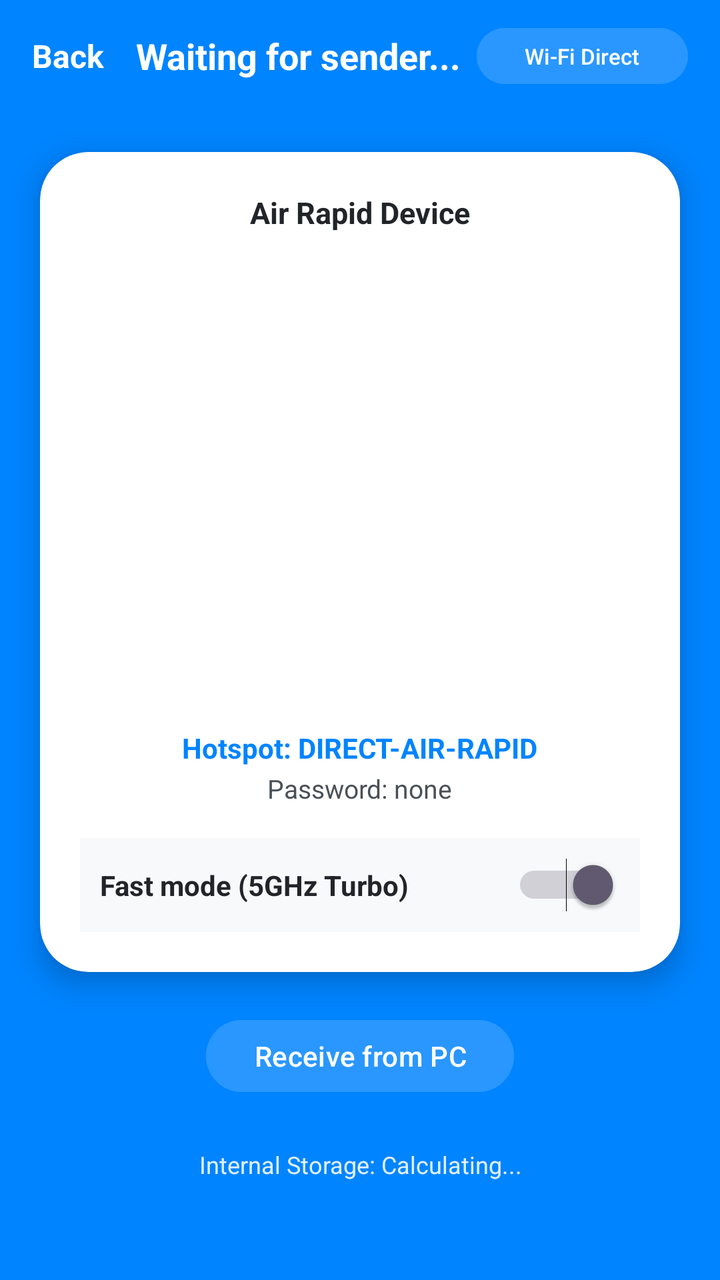
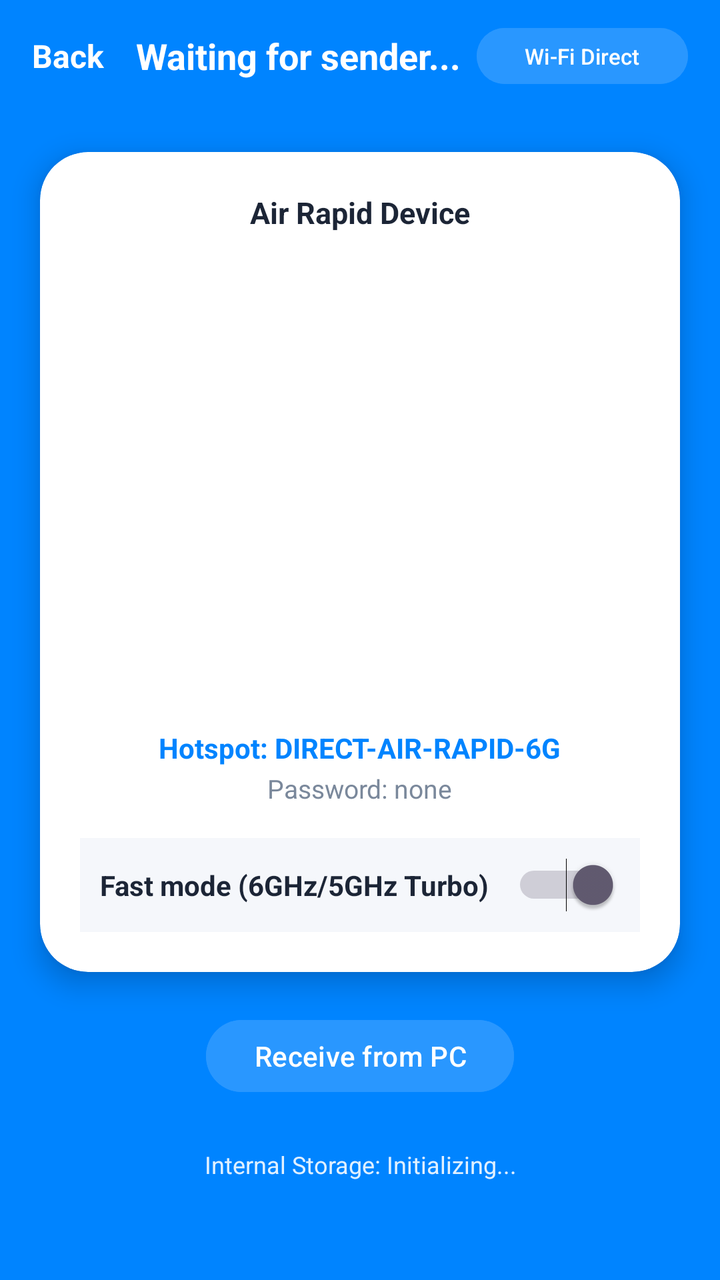

An Android layout rendered at two revisions. The XML below is the earlier revision; the diff shows what the commit changed to produce the second picture.
<!-- AndroidManifest.xml: application theme Theme.AirRapidShare -->
<!-- res/layout/activity_receive.xml -->
<?xml version="1.0" encoding="utf-8"?>
<LinearLayout xmlns:android="http://schemas.android.com/apk/res/android"
    xmlns:app="http://schemas.android.com/apk/res-auto"
    android:layout_width="match_parent"
    android:layout_height="match_parent"
    android:background="#0084FF"
    android:orientation="vertical">

    <LinearLayout
        android:layout_width="match_parent"
        android:layout_height="56dp"
        android:gravity="center_vertical"
        android:paddingStart="16dp"
        android:paddingEnd="16dp">

        <TextView
            android:id="@+id/btnBackReceive"
            android:layout_width="wrap_content"
            android:layout_height="wrap_content"
            android:text="Back"
            android:textColor="#FFFFFF"
            android:textSize="16sp"
            android:textStyle="bold" />

        <TextView
            android:layout_width="0dp"
            android:layout_height="wrap_content"
            android:layout_marginStart="16dp"
            android:layout_weight="1"
            android:text="Waiting for sender..."
            android:textColor="#FFFFFF"
            android:textSize="18sp"
            android:textStyle="bold" />

        <Button
            android:id="@+id/btnWifiDirectSwitch"
            android:layout_width="wrap_content"
            android:layout_height="36dp"
            android:backgroundTint="#2997FF"
            android:text="Wi-Fi Direct"
            android:textColor="#FFFFFF"
            android:textSize="11sp" />
    </LinearLayout>

    <androidx.cardview.widget.CardView
        android:layout_width="match_parent"
        android:layout_height="wrap_content"
        android:layout_margin="20dp"
        app:cardCornerRadius="24dp"
        app:cardElevation="8dp">

        <LinearLayout
            android:layout_width="match_parent"
            android:layout_height="wrap_content"
            android:gravity="center_horizontal"
            android:orientation="vertical"
            android:padding="20dp">

            <TextView
                android:id="@+id/tvDeviceHeader"
                android:layout_width="wrap_content"
                android:layout_height="wrap_content"
                android:text="Air Rapid Device"
                android:textColor="#212529"
                android:textSize="15sp"
                android:textStyle="bold" />

            <ImageView
                android:id="@+id/ivQRCode"
                android:layout_width="220dp"
                android:layout_height="220dp"
                android:layout_marginTop="16dp" />

            <TextView
                android:id="@+id/tvHotspotSSID"
                android:layout_width="wrap_content"
                android:layout_height="wrap_content"
                android:layout_marginTop="12dp"
                android:text="Hotspot: DIRECT-AIR-RAPID"
                android:textColor="#0084FF"
                android:textSize="14sp"
                android:textStyle="bold" />

            <TextView
                android:id="@+id/tvHotspotPassword"
                android:layout_width="wrap_content"
                android:layout_height="wrap_content"
                android:layout_marginTop="2dp"
                android:text="Password: none"
                android:textColor="#495057"
                android:textSize="13sp" />

            <LinearLayout
                android:layout_width="match_parent"
                android:layout_height="wrap_content"
                android:layout_marginTop="16dp"
                android:background="#F8F9FA"
                android:gravity="center_vertical"
                android:padding="10dp">

                <TextView
                    android:layout_width="0dp"
                    android:layout_height="wrap_content"
                    android:layout_weight="1"
                    android:text="Fast mode (5GHz Turbo)"
                    android:textColor="#212529"
                    android:textStyle="bold" />

                <Switch
                    android:id="@+id/switchFastMode"
                    android:layout_width="wrap_content"
                    android:layout_height="wrap_content"
                    android:checked="true" />
            </LinearLayout>
        </LinearLayout>
    </androidx.cardview.widget.CardView>

    <Button
        android:id="@+id/btnReceiveFromPC"
        android:layout_width="wrap_content"
        android:layout_height="44dp"
        android:layout_gravity="center_horizontal"
        android:backgroundTint="#2997FF"
        android:text="Receive from PC"
        android:textColor="#FFFFFF" />

    <TextView
        android:id="@+id/tvStorageInfo"
        android:layout_width="match_parent"
        android:layout_height="wrap_content"
        android:layout_marginTop="24dp"
        android:layout_marginBottom="16dp"
        android:gravity="center"
        android:text="Internal Storage: Calculating..."
        android:textColor="#E0FFFFFF"
        android:textSize="12sp" />
</LinearLayout>
<!-- resources referenced by this layout -->
<resources>
  <style name="Theme.AirRapidShare" parent="Theme.Material3.DayNight.NoActionBar">
          <item name="android:windowBackground">@color/bg_dark</item>
          <item name="android:statusBarColor">@color/bg_dark</item>
      </style>
  <color name="bg_dark">#070D18</color>
</resources>

<!-- the commit's change to res/layout/activity_receive.xml (unified diff, before → after) -->
@@ -42,6 +42,7 @@
             android:textSize="11sp" />
     </LinearLayout>
 
+    
     <androidx.cardview.widget.CardView
         android:layout_width="match_parent"
         android:layout_height="wrap_content"
@@ -61,7 +62,7 @@
                 android:layout_width="wrap_content"
                 android:layout_height="wrap_content"
                 android:text="Air Rapid Device"
-                android:textColor="#212529"
+                android:textColor="#1C2536"
                 android:textSize="15sp"
                 android:textStyle="bold" />
 
@@ -76,7 +77,7 @@
                 android:layout_width="wrap_content"
                 android:layout_height="wrap_content"
                 android:layout_marginTop="12dp"
-                android:text="Hotspot: DIRECT-AIR-RAPID"
+                android:text="Hotspot: DIRECT-AIR-RAPID-6G"
                 android:textColor="#0084FF"
                 android:textSize="14sp"
                 android:textStyle="bold" />
@@ -87,14 +88,14 @@
                 android:layout_height="wrap_content"
                 android:layout_marginTop="2dp"
                 android:text="Password: none"
-                android:textColor="#495057"
+                android:textColor="#7A889B"
                 android:textSize="13sp" />
 
             <LinearLayout
                 android:layout_width="match_parent"
                 android:layout_height="wrap_content"
                 android:layout_marginTop="16dp"
-                android:background="#F8F9FA"
+                android:background="#F5F7FB"
                 android:gravity="center_vertical"
                 android:padding="10dp">
 
@@ -102,8 +103,8 @@
                     android:layout_width="0dp"
                     android:layout_height="wrap_content"
                     android:layout_weight="1"
-                    android:text="Fast mode (5GHz Turbo)"
-                    android:textColor="#212529"
+                    android:text="Fast mode (6GHz/5GHz Turbo)"
+                    android:textColor="#1C2536"
                     android:textStyle="bold" />
 
                 <Switch
@@ -131,7 +132,7 @@
         android:layout_marginTop="24dp"
         android:layout_marginBottom="16dp"
         android:gravity="center"
-        android:text="Internal Storage: Calculating..."
+        android:text="Internal Storage: Initializing..."
         android:textColor="#E0FFFFFF"
         android:textSize="12sp" />
 </LinearLayout>
<!-- resource entries referenced after the edit -->
@@ -1,9 +1,8 @@
 <!-- resources referenced by this layout -->
 <resources>
   <style name="Theme.AirRapidShare" parent="Theme.Material3.DayNight.NoActionBar">
-          <item name="android:windowBackground">@color/bg_dark</item>
-          <item name="android:statusBarColor">@color/bg_dark</item>
+          <item name="android:statusBarColor">#0084FF</item>
+          <item name="android:windowLightStatusBar">false</item>
       </style>
-  <color name="bg_dark">#070D18</color>
 </resources>
 
